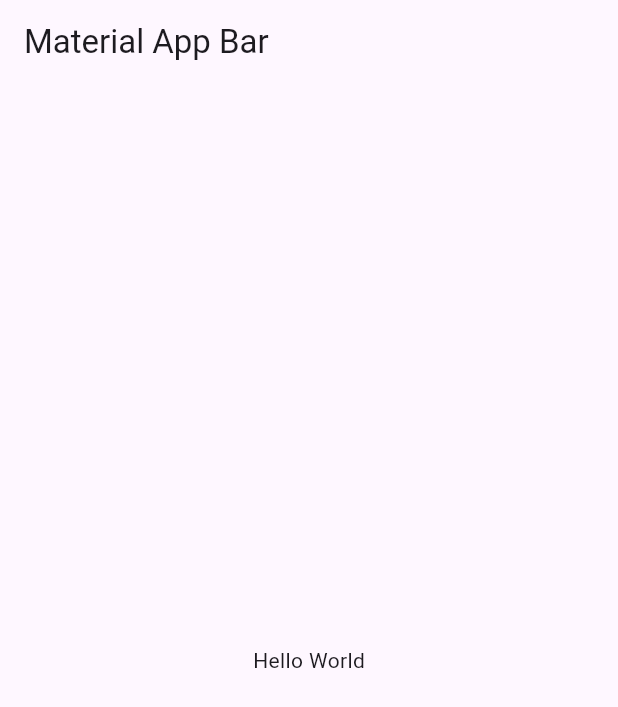
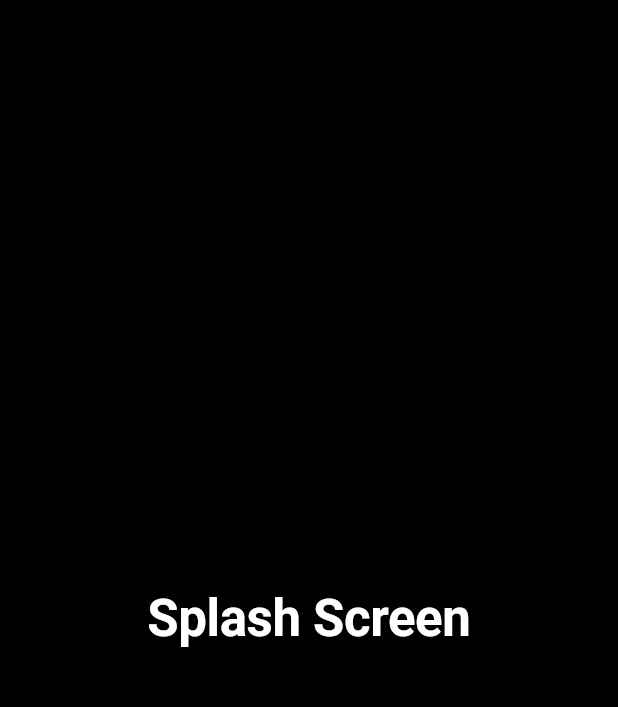
Before and after one commit to Berkant35/e_commerce_case, a Flutter app: the screen it shows after launch, on a phone screen of 412 x 824 dp. Shown: the top 707 px of the screen. Run offline on Flutter 3.47's test engine with Material 3 defaults, Android fonts, the phone set to English and light mode, and no system bars; our stand-ins replace flutter_riverpod, get_it, hive_flutter, responsive_sizer; accounts and stored records are empty.

Commit message:
feat: Add initialization configurations to main.dart

```diff
--- /dev/null
+++ b/lib/core/theme/theme.dart
@@ -0,0 +1,101 @@
+import 'package:flutter/material.dart';
+
+final ThemeData lightTheme = ThemeData(
+  primaryColor: Colors.black,
+  // Temel renk (background-color:#000000)
+  scaffoldBackgroundColor: Colors.white,
+  // Sayfa arka plan rengi
+  textTheme: const TextTheme(
+    displayLarge: TextStyle(
+      fontSize: 34.0,
+      fontWeight: FontWeight.bold,
+      color: Colors.white, // Büyük başlık rengi
+    ),
+    displayMedium: TextStyle(
+      fontSize: 28.0,
+      fontWeight: FontWeight.bold,
+      color: Colors.white, // Orta büyüklükte başlık rengi
+    ),
+    displaySmall: TextStyle(
+      fontSize: 22.0,
+      fontWeight: FontWeight.normal,
+      color: Colors.white, // Küçük başlık rengi
+    ),
+    headlineLarge: TextStyle(
+      fontSize: 20.0,
+      fontWeight: FontWeight.bold,
+      color: Colors.white, // Büyük başlık rengi
+    ),
+    headlineMedium: TextStyle(
+      fontSize: 18.0,
+      fontWeight: FontWeight.bold,
+      color: Colors.white, // Orta büyüklükte başlık rengi
+    ),
+    headlineSmall: TextStyle(
+      fontSize: 16.0,
+      fontWeight: FontWeight.normal,
+      color: Colors.white, // Küçük başlık rengi
+    ),
+    titleLarge: TextStyle(
+      fontSize: 16.0,
+      fontWeight: FontWeight.bold,
+      color: Colors.white, // Büyük başlık rengi
+    ),
+    titleMedium: TextStyle(
+      fontSize: 14.0,
+      fontWeight: FontWeight.bold,
+      color: Colors.white, // Orta büyüklükte başlık rengi
+    ),
+    titleSmall: TextStyle(
+      fontSize: 12.0,
+      fontWeight: FontWeight.normal,
+      color: Colors.white, // Küçük başlık rengi
+    ),
+    bodyLarge: TextStyle(
+      fontSize: 16.0,
+      fontWeight: FontWeight.normal,
+      color: Colors.black, // Büyük metin rengi
+    ),
+    bodyMedium: TextStyle(
+      fontSize: 14.0,
+      fontWeight: FontWeight.normal,
+      color: Colors.black, // Orta büyüklükte metin rengi
+    ),
+    bodySmall: TextStyle(
+      fontSize: 12.0,
+      fontWeight: FontWeight.normal,
+      color: Colors.black, // Küçük metin rengi
+    ),
+  ),
+
+  buttonTheme: ButtonThemeData(
+    buttonColor: Colors.white,
+    // Buton arka plan rengi (background-color:#FFFFFF)
+    shape: RoundedRectangleBorder(
+      borderRadius: BorderRadius.circular(8.0), // Radius değeri
+    ),
+  ),
+  elevatedButtonTheme: ElevatedButtonThemeData(
+    style: ElevatedButton.styleFrom(
+      foregroundColor: Colors.black,
+      backgroundColor: Colors.white, // Buton arka plan rengi
+      textStyle: const TextStyle(
+        fontWeight: FontWeight.bold,
+      ),
+      shape: RoundedRectangleBorder(
+        borderRadius: BorderRadius.circular(8.0), // Radius değeri
+      ),
+    ),
+  ),
+  sliderTheme: SliderThemeData(
+    activeTrackColor: Colors.black, // Slider aktif renk
+    inactiveTrackColor: Colors.grey, // Slider inaktif renk
+    thumbColor: Colors.white, // Thumb (daire) rengi
+    overlayColor: Colors.black.withOpacity(0.1), // Thumb hover efekti
+  ),
+  bottomNavigationBarTheme: const BottomNavigationBarThemeData(
+    backgroundColor: Colors.white,
+    selectedItemColor: Colors.black,
+    unselectedItemColor: Colors.grey,
+  ),
+);
--- /dev/null
+++ b/lib/features/splash/presentation/pages/splash_screen.dart
@@ -0,0 +1,28 @@
+import 'package:flutter/material.dart';
+import 'package:flutter_riverpod/flutter_riverpod.dart';
+
+part 'splash_screen_mixin.dart';
+
+class SplashScreen extends ConsumerStatefulWidget {
+  const SplashScreen({
+    super.key,
+  });
+
+  @override
+  ConsumerState createState() => _SplashScreenState();
+}
+
+class _SplashScreenState extends ConsumerState<SplashScreen> {
+  @override
+  Widget build(BuildContext context) {
+    return Scaffold(
+      backgroundColor: Colors.black,
+      body: Center(
+        child: Text(
+          'Splash Screen',
+          style: Theme.of(context).textTheme.displayLarge,
+        ),
+      ),
+    );
+  }
+}
--- /dev/null
+++ b/lib/features/splash/presentation/pages/splash_screen_mixin.dart
@@ -0,0 +1,9 @@
+
+
+part of 'splash_screen.dart';
+
+
+mixin SplashScreenMixin on ConsumerState<SplashScreen> {
+
+
+}
--- /dev/null
+++ b/lib/injection.dart
@@ -0,0 +1,13 @@
+import 'package:get_it/get_it.dart';
+
+GetIt injector = GetIt.instance;
+
+reset(){
+  injector.reset();
+}
+
+
+
+void initializeDependencies() {
+
+}
--- a/lib/main.dart
+++ b/lib/main.dart
@@ -1,25 +1,39 @@
+import 'package:e_commerce_case/features/splash/presentation/pages/splash_screen.dart';
 import 'package:flutter/material.dart';
+import 'package:flutter/services.dart';
+import 'package:flutter_riverpod/flutter_riverpod.dart';
+import 'package:hive_flutter/hive_flutter.dart';
+import 'package:responsive_sizer/responsive_sizer.dart';
 
-void main() => runApp(const StoreFrontApp());
+import 'core/theme/theme.dart';
+import 'injection.dart' as di;
+
+Future<void> main() async {
+  WidgetsFlutterBinding.ensureInitialized();
+  await Hive.initFlutter();
+  await Hive.openBox('storefront');
+  di.initializeDependencies();
+
+  SystemChrome.setPreferredOrientations([DeviceOrientation.portraitUp])
+      .then((_) {
+    runApp(
+      const ProviderScope(
+        child: StoreFrontApp(),
+      ),
+    );
+  });
+}
 
 class StoreFrontApp extends StatelessWidget {
   const StoreFrontApp({super.key});
 
   @override
   Widget build(BuildContext context) {
-
-    return MaterialApp(
-      title: 'Material App',
-      home: Scaffold(
-        appBar: AppBar(
-          title: Text('Material App Bar'),
-        ),
-        body: Center(
-          child: Container(
-            child: Text('Hello World'),
-          ),
-        ),
-      ),
-    );
+    return ResponsiveSizer(builder: (context, orientation, screenType) {
+      return MaterialApp(
+        theme: lightTheme,
+        home: const SplashScreen(),
+      );
+    });
   }
 }
--- a/pubspec.yaml
+++ b/pubspec.yaml
@@ -17,6 +17,7 @@ dependencies:
   flutter_riverpod: ^2.6.1
   hive_flutter: ^1.1.0
   dio: ^5.7.0
+  responsive_sizer: ^3.3.1
 
 dev_dependencies:
   flutter_test:
@@ -25,6 +26,7 @@ dev_dependencies:
 
 flutter:
   uses-material-design: true
+
   assets:
-    - assets/images
-    - assets/icons
+    - assets/images/
+    - assets/icons/
```
Also changed, not shown: lib/core/constants/assets.dart (added), lib/core/constants/color.dart (added), lib/core/constants/path.dart (added), pubspec.lock, 3 other files.
